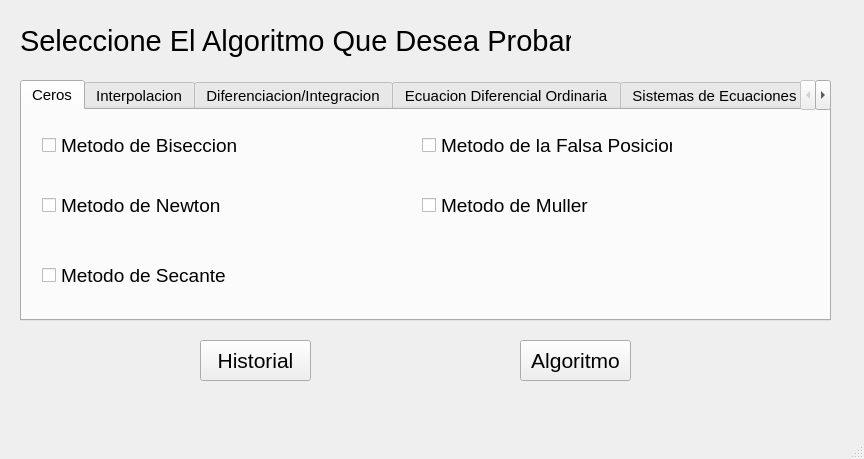
jimmybanegas/ProyectoMetodosNumericos, file ProyectoMetodosNumericos/Ventanas/AlgoritmosV.ui: the form before one commit.
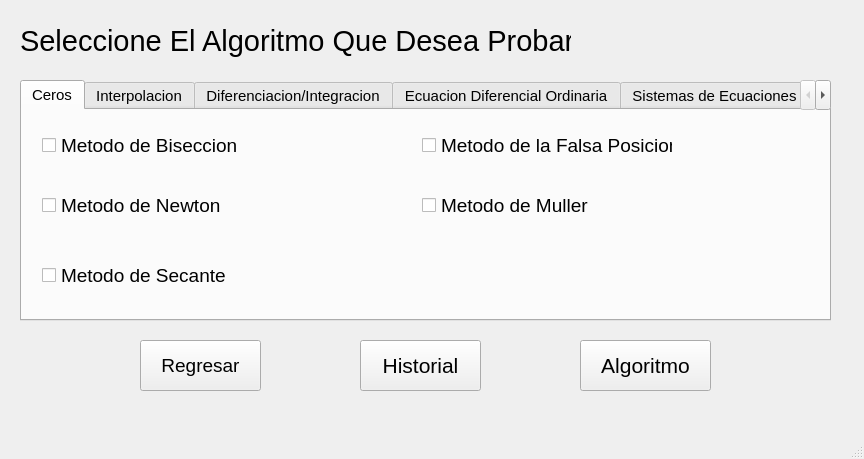
The form after the commit. The open tabs and pages were chosen to show the change. Icons and pictures are not drawn.

```diff
--- a/ProyectoMetodosNumericos/Ventanas/AlgoritmosV.ui
+++ b/ProyectoMetodosNumericos/Ventanas/AlgoritmosV.ui
@@ -503,10 +503,10 @@
    <widget class="QPushButton" name="pbHistorial">
     <property name="geometry">
      <rect>
-      <x>200</x>
+      <x>360</x>
       <y>340</y>
-      <width>111</width>
-      <height>41</height>
+      <width>121</width>
+      <height>51</height>
      </rect>
     </property>
     <property name="font">
@@ -521,10 +521,10 @@
    <widget class="QPushButton" name="pbAlgoritmo">
     <property name="geometry">
      <rect>
-      <x>520</x>
+      <x>580</x>
       <y>340</y>
-      <width>111</width>
-      <height>41</height>
+      <width>131</width>
+      <height>51</height>
      </rect>
     </property>
     <property name="font">
@@ -535,6 +535,32 @@
     <property name="text">
      <string>Algoritmo</string>
     </property>
+    <property name="icon">
+     <iconset resource="imagenes/imagenes.qrc">
+      <normaloff>:/calculator.png</normaloff>:/calculator.png</iconset>
+    </property>
+   </widget>
+   <widget class="QPushButton" name="pbRegresar">
+    <property name="geometry">
+     <rect>
+      <x>140</x>
+      <y>340</y>
+      <width>121</width>
+      <height>51</height>
+     </rect>
+    </property>
+    <property name="font">
+     <font>
+      <pointsize>14</pointsize>
+     </font>
+    </property>
+    <property name="text">
+     <string>Regresar</string>
+    </property>
+    <property name="icon">
+     <iconset resource="imagenes/imagenes.qrc">
+      <normaloff>:/view-refresh.png</normaloff>:/view-refresh.png</iconset>
+    </property>
    </widget>
   </widget>
   <widget class="QMenuBar" name="menubar">
```
Left out of the diff: 17 changed lines with no effect on the pictures.
